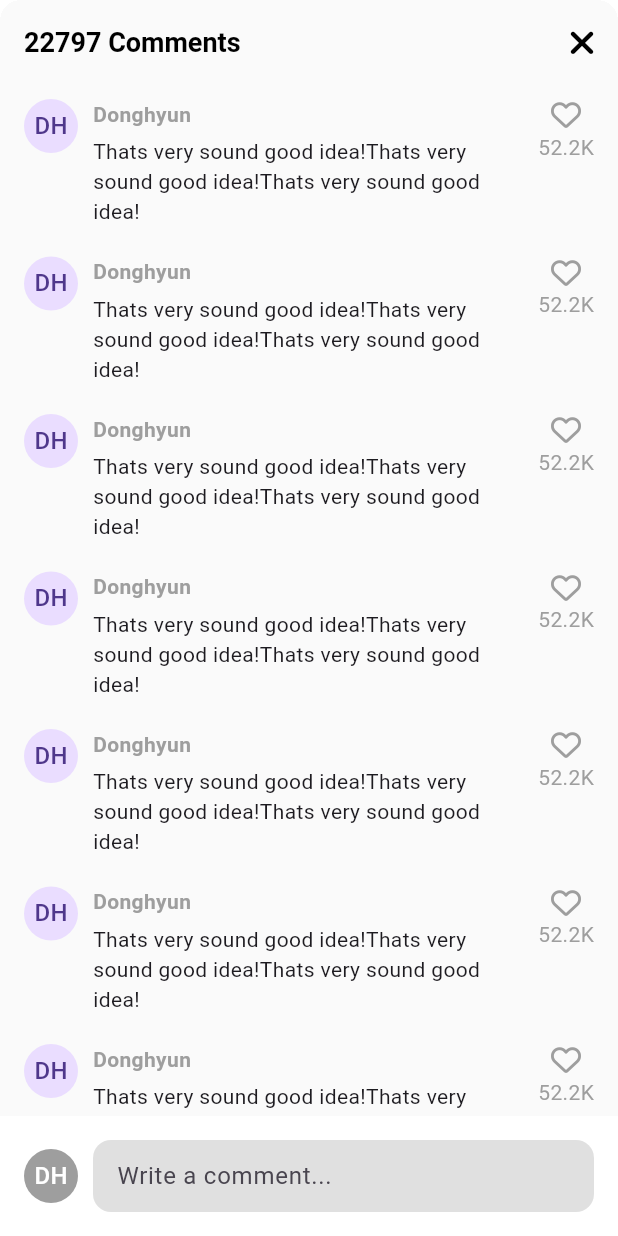
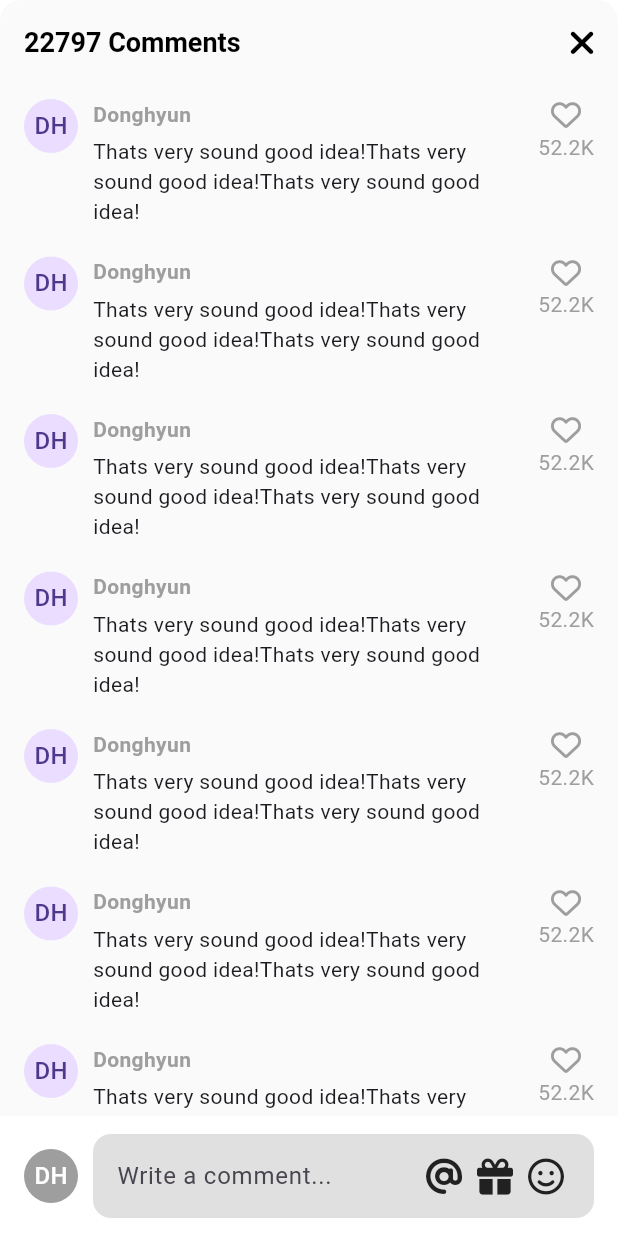
Before and after one commit to leedonghyun1/titok_clone, a Flutter app: the VideoComments screen opened directly, on a phone screen of 412 x 824 dp. Run offline on Flutter 3.47's test engine with Material 3 defaults, Android fonts, the phone set to English and light mode, and no system bars; our stand-ins replace font_awesome_flutter, video_player, visibility_detector; network calls fail.

Commit message:
Add Video_comment_icons

```diff
--- a/lib/features/videos/video_timeline_screen.dart
+++ b/lib/features/videos/video_timeline_screen.dart
@@ -46,10 +46,10 @@ class _VideoTimelineScreenState extends State<VideoTimelineScreen> {
 
   void _onVideoFinished() {
     return;
-    _pageController.nextPage(
-      duration: _scrollDuration,
-      curve: _scrollCurve,
-    );
+    // _pageController.nextPage(
+    //   duration: _scrollDuration,
+    //   curve: _scrollCurve,
+    // );
   }
 
   @override
--- a/lib/features/videos/widgets/vidoe_comments.dart
+++ b/lib/features/videos/widgets/vidoe_comments.dart
@@ -11,8 +11,22 @@ class VideoComments extends StatefulWidget {
 }
 
 class _VideoCommentsState extends State<VideoComments> {
+  bool _isWriting = false;
   void _onClosePressed() {
     Navigator.of(context).pop();
+  }
+
+  void _stopWriting() {
+    FocusScope.of(context).unfocus();
+    setState(() {
+      _isWriting = false;
+    });
+  }
+
+  void _onStartWriting() {
+    setState(() {
+      _isWriting = true;
+    });
   }
 
   @override
@@ -44,7 +58,9 @@ class _VideoCommentsState extends State<VideoComments> {
             ),
           ],
         ),
-        body: Stack(
+        body: GestureDetector(
+          onTap: _stopWriting,
+          child: Stack(
             children: [
               ListView.separated(
                 padding: const EdgeInsets.symmetric(
@@ -115,6 +131,11 @@ class _VideoCommentsState extends State<VideoComments> {
                       Gaps.h10,
                       Expanded(
                         child: TextField(
+                          onTap: _onStartWriting,
+                          expands: true,
+                          minLines: null,
+                          maxLines: null,
+                          textInputAction: TextInputAction.newline,
                           cursorColor: Theme.of(context).primaryColor,
                           decoration: InputDecoration(
                             hintText: "Write a comment...",
@@ -130,6 +151,40 @@ class _VideoCommentsState extends State<VideoComments> {
                               vertical: Sizes.size10,
                               horizontal: Sizes.size12,
                             ),
+                            suffixIcon: Padding(
+                              padding: const EdgeInsets.only(
+                                right: Sizes.size10,
+                              ),
+                              child: Row(
+                                mainAxisSize: MainAxisSize.min,
+                                mainAxisAlignment: MainAxisAlignment.end,
+                                children: [
+                                  FaIcon(
+                                    FontAwesomeIcons.at,
+                                    color: Colors.grey.shade900,
+                                  ),
+                                  Gaps.h10,
+                                  FaIcon(
+                                    FontAwesomeIcons.gift,
+                                    color: Colors.grey.shade900,
+                                  ),
+                                  Gaps.h10,
+                                  FaIcon(
+                                    FontAwesomeIcons.faceSmile,
+                                    color: Colors.grey.shade900,
+                                  ),
+                                  Gaps.h10,
+                                  if (_isWriting)
+                                    GestureDetector(
+                                      onTap: _stopWriting,
+                                      child: FaIcon(
+                                        FontAwesomeIcons.circleArrowUp,
+                                        color: Theme.of(context).primaryColor,
+                                      ),
+                                    ),
+                                ],
+                              ),
+                            ),
                           ),
                         ),
                       ),
@@ -140,6 +195,7 @@ class _VideoCommentsState extends State<VideoComments> {
             ],
           ),
         ),
+      ),
     );
   }
 }
```
Lines whose indentation alone changed are shown as unchanged.
